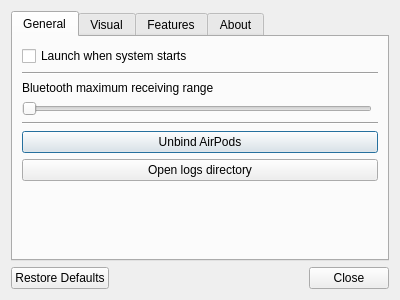
SpriteOvO/AirPodsDesktop, file Source/Gui/SettingsWindow.ui: the form before one commit.
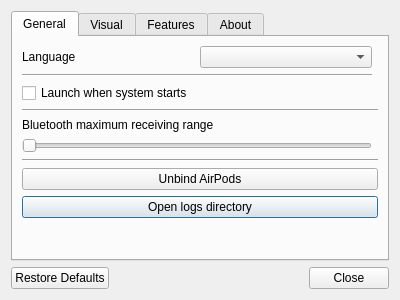
The form after the commit. Icons and pictures are not drawn.

Commit message: Allow users to change the UI language in the settings

The edit to the form file:
```diff
--- a/Source/Gui/SettingsWindow.ui
+++ b/Source/Gui/SettingsWindow.ui
@@ -24,56 +24,63 @@
        <string>General</string>
       </attribute>
       <layout class="QGridLayout" name="gridLayout">
-       <item row="0" column="0" colspan="2">
-        <widget class="QCheckBox" name="cbAutoRun">
+       <item row="2" column="0">
+        <widget class="Line" name="line_3">
+         <property name="orientation">
+          <enum>Qt::Horizontal</enum>
+         </property>
+        </widget>
+       </item>
+       <item row="7" column="0" colspan="2">
+        <widget class="Line" name="line_5">
+         <property name="orientation">
+          <enum>Qt::Horizontal</enum>
+         </property>
+        </widget>
+       </item>
+       <item row="9" column="0" colspan="2">
+        <widget class="QPushButton" name="pbOpenLogsDirectory">
          <property name="text">
-          <string>Launch when system starts</string>
+          <string>Open logs directory</string>
          </property>
         </widget>
        </item>
-       <item row="1" column="0" colspan="2">
+       <item row="4" column="0" colspan="2">
         <widget class="Line" name="line_4">
          <property name="orientation">
           <enum>Qt::Horizontal</enum>
          </property>
         </widget>
        </item>
-       <item row="2" column="0" colspan="2">
+       <item row="5" column="0" colspan="2">
         <widget class="QLabel" name="label_2">
          <property name="text">
           <string>Bluetooth maximum receiving range</string>
          </property>
         </widget>
        </item>
-       <item row="3" column="0">
-        <widget class="QSlider" name="hsMaxReceivingRange">
-         <property name="orientation">
-          <enum>Qt::Horizontal</enum>
-         </property>
-        </widget>
-       </item>
-       <item row="4" column="0" colspan="2">
-        <widget class="Line" name="line_5">
-         <property name="orientation">
-          <enum>Qt::Horizontal</enum>
-         </property>
-        </widget>
-       </item>
-       <item row="5" column="0" colspan="2">
+       <item row="8" column="0" colspan="2">
         <widget class="QPushButton" name="pbUnbind">
          <property name="text">
           <string>Unbind AirPods</string>
          </property>
         </widget>
        </item>
-       <item row="6" column="0" colspan="2">
-        <widget class="QPushButton" name="pbOpenLogsDirectory">
+       <item row="3" column="0" colspan="2">
+        <widget class="QCheckBox" name="cbAutoRun">
          <property name="text">
-          <string>Open logs directory</string>
+          <string>Launch when system starts</string>
          </property>
         </widget>
        </item>
-       <item row="7" column="0">
+       <item row="6" column="0">
+        <widget class="QSlider" name="hsMaxReceivingRange">
+         <property name="orientation">
+          <enum>Qt::Horizontal</enum>
+         </property>
+        </widget>
+       </item>
+       <item row="10" column="0">
         <spacer name="verticalSpacer">
          <property name="orientation">
           <enum>Qt::Vertical</enum>
@@ -86,6 +93,20 @@
          </property>
         </spacer>
        </item>
+       <item row="0" column="0">
+        <layout class="QHBoxLayout" name="horizontalLayout_4">
+         <item>
+          <widget class="QLabel" name="label_6">
+           <property name="text">
+            <string>Language</string>
+           </property>
+          </widget>
+         </item>
+         <item>
+          <widget class="QComboBox" name="cbLanguages"/>
+         </item>
+        </layout>
+       </item>
       </layout>
      </widget>
      <widget class="QWidget" name="visual">
```
The commit also changes 14 other files.
